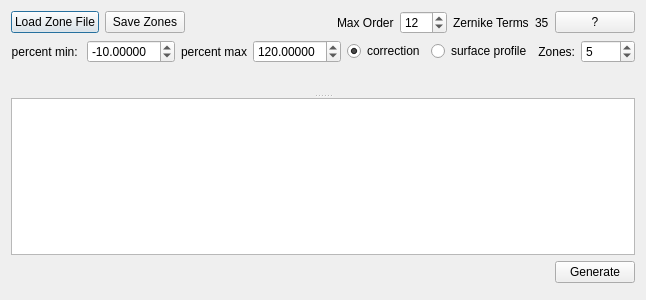
Before: the Qt Designer form percentcorrectiondlg.ui in githubdoe/DFTFringe, drawn with Qt 5.
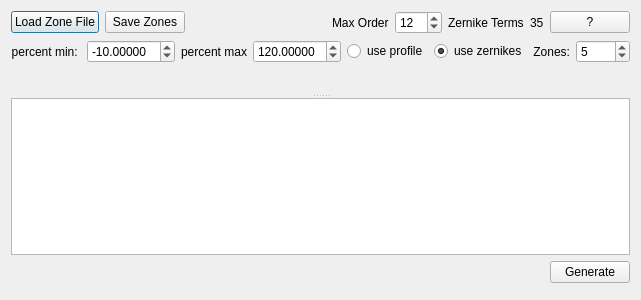
After: the same form once the commit is applied. Custom widgets are drawn as their Qt base class.

Commit message: profile and zernike based percentages.  Profile is not the same but is when input wave length is 550.  Added hot keys I and ctrl-o. Limited profile y offset to just one wave from when multiple are selected. Change percent control to a button.

Diff of the .ui file:
```diff
--- a/percentcorrectiondlg.ui
+++ b/percentcorrectiondlg.ui
@@ -6,7 +6,7 @@
    <rect>
     <x>0</x>
     <y>0</y>
-    <width>505</width>
+    <width>528</width>
     <height>300</height>
    </rect>
   </property>
@@ -155,23 +155,23 @@
      <item>
       <widget class="QRadioButton" name="correction">
        <property name="text">
-        <string>correction</string>
-       </property>
-       <property name="checked">
-        <bool>true</bool>
-       </property>
-      </widget>
-     </item>
-     <item>
-      <widget class="QRadioButton" name="showCorrection">
-       <property name="text">
-        <string>surface profile</string>
+        <string>use profile</string>
        </property>
        <property name="checked">
         <bool>false</bool>
        </property>
       </widget>
      </item>
+     <item>
+      <widget class="QRadioButton" name="useZernikies">
+       <property name="text">
+        <string>use zernikes</string>
+       </property>
+       <property name="checked">
+        <bool>true</bool>
+       </property>
+      </widget>
+     </item>
      <item>
       <widget class="QLabel" name="label_4">
        <property name="text">
```
Left out of the diff: 2 changed lines with no effect on the pictures. The commit also changes 15 other files.
